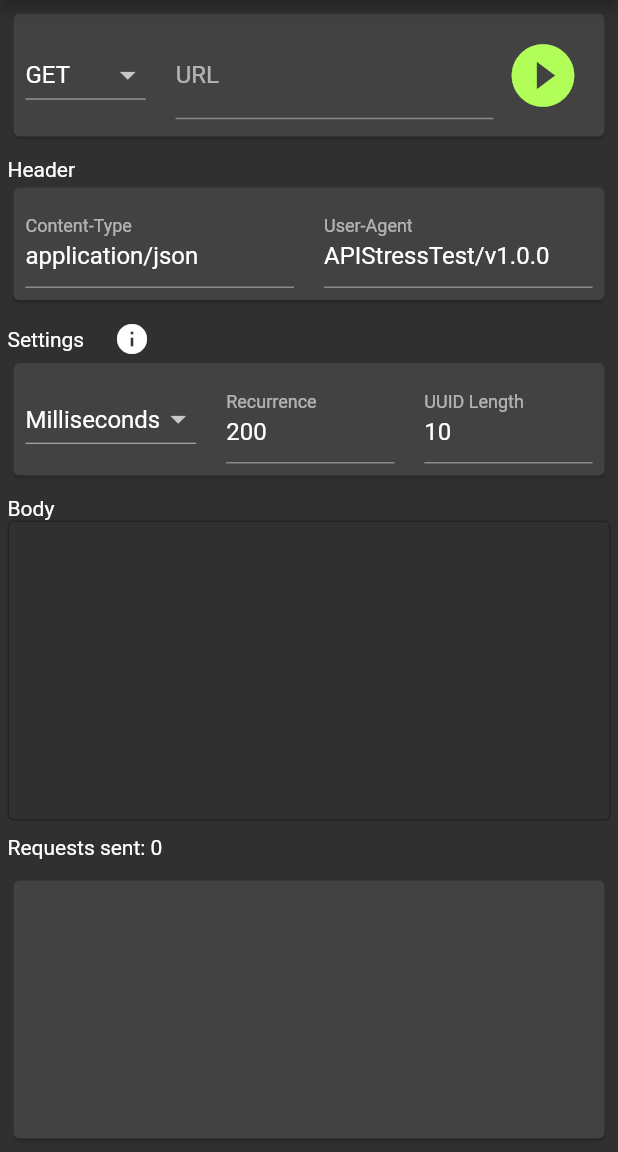
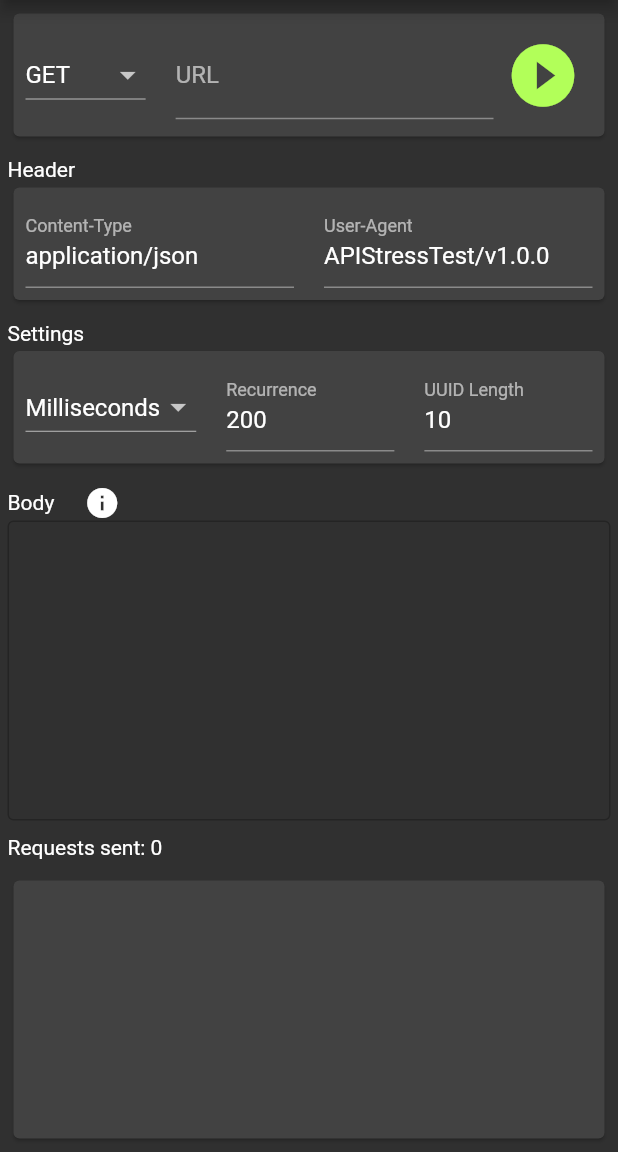
Before and after one commit to Pat992/api_stress_tester, a Flutter app: the screen it shows after launch, on a phone screen of 412 x 824 dp, the part 84-1236 px from its top. Run offline on Flutter 3.47's test engine with Material 2 defaults, Android fonts, the light colour scheme and no system bars; missing offline and left inert: window_size.

Commit message:
moved tooltip to body

```diff
--- a/lib/main.dart
+++ b/lib/main.dart
@@ -232,12 +232,6 @@ class _MainPageState extends State<MainPage> {
             Row(
               children: const <Widget>[
                 Text('Settings'),
-                SizedBox(width: 20),
-                Tooltip(
-                  message: 'Add "%UUID%" for a random generated GUID',
-                  textStyle: TextStyle(fontSize: 15, color: Colors.black),
-                  child: Icon(Icons.info),
-                ),
               ],
             ),
             Card(
@@ -293,7 +287,17 @@ class _MainPageState extends State<MainPage> {
               ),
             ),
             const SizedBox(height: 10),
-            const Text('Body'),
+            Row(
+              children: const <Widget>[
+                Text('Body'),
+                SizedBox(width: 20),
+                Tooltip(
+                  message: 'Add "%UUID%" for a random generated GUID',
+                  textStyle: TextStyle(fontSize: 15, color: Colors.black),
+                  child: Icon(Icons.info),
+                ),
+              ],
+            ),
             SizedBox(
               height: 10 * 20.0,
               child: TextFormField(
```
